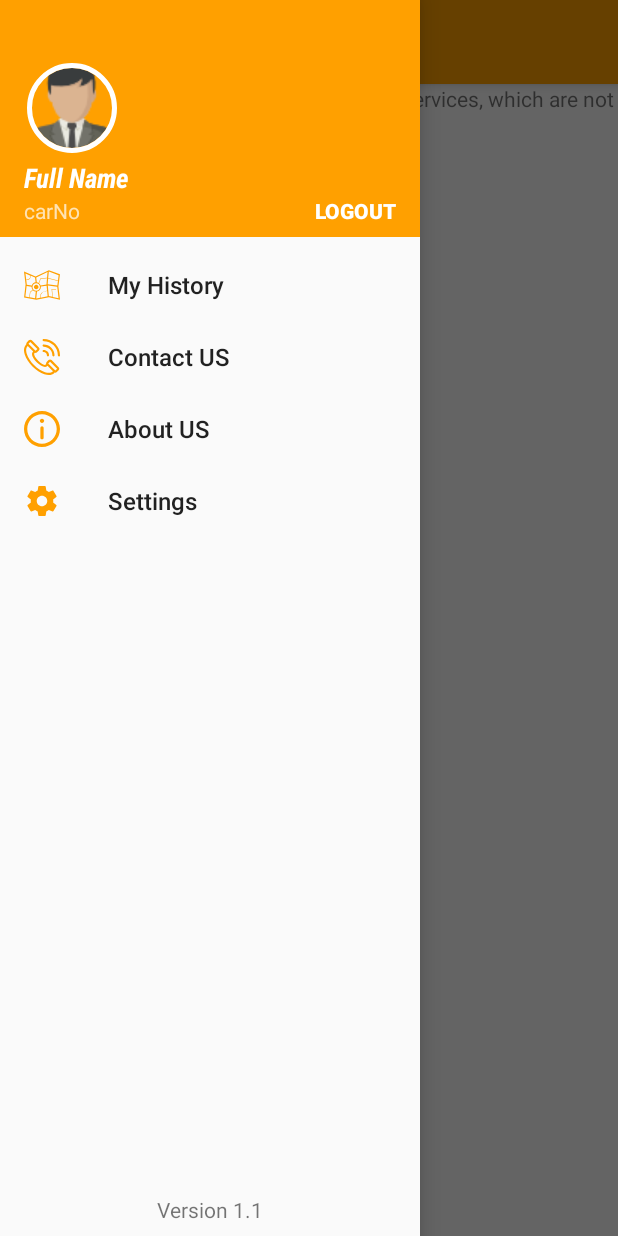
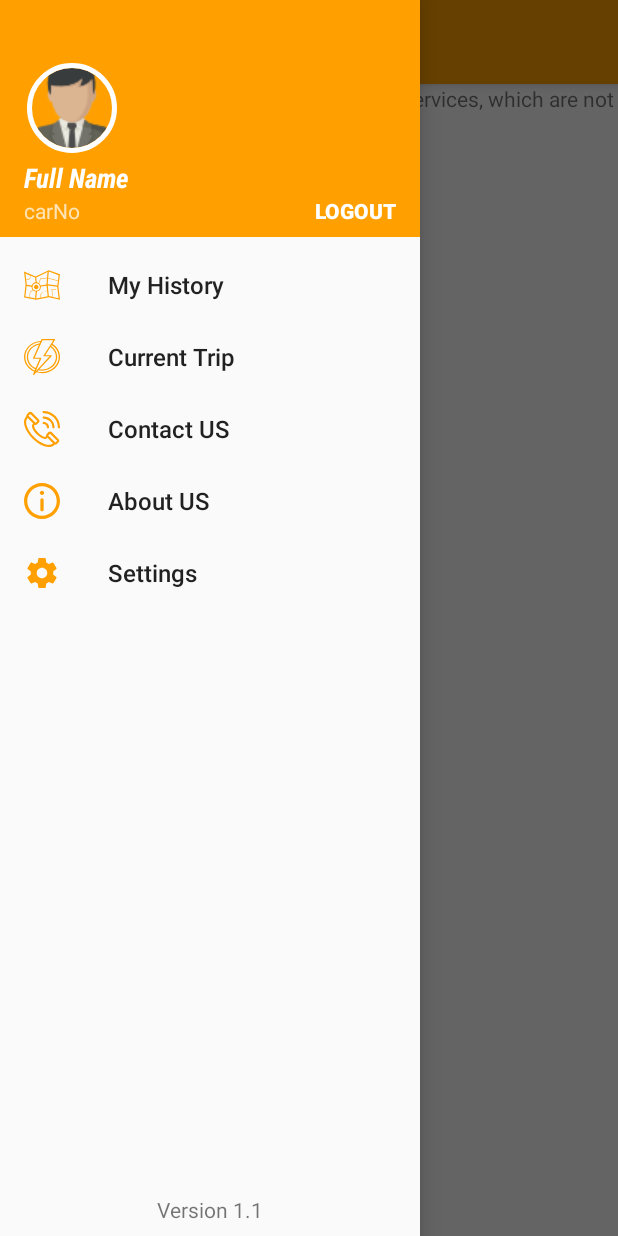
Before and after one commit to BisoDevil/AswanCabDriver, an Android app: the MapActivity screen opened directly, with no data from a screen before it, with the side drawer open, on a phone screen of 412 x 824 dp. Run offline under Robolectric (Android 15) with nearby library versions, the light colour scheme and no system bars; our stand-ins replace CircleImageView; libraries missing offline, so code that uses them is left out: com.androidquery; 2 statements that could not run were skipped.

Commit message:
On Play Store added current trip

```diff
--- a/app/build.gradle
+++ b/app/build.gradle
@@ -7,7 +7,7 @@ android {
         applicationId "com.globalapp.ucdriver"
         minSdkVersion 15
         targetSdkVersion 25
-        versionCode 1
+        versionCode 3
         versionName "1.0"
         vectorDrawables.useSupportLibrary = true
         testInstrumentationRunner "android.support.test.runner.AndroidJUnitRunner"
--- /dev/null
+++ b/app/src/main/res/drawable/ic_current.xml
@@ -0,0 +1,10 @@
+<vector android:height="24dp"
+    android:viewportHeight="800"
+    android:viewportWidth="717"
+    android:width="24dp"
+    xmlns:android="http://schemas.android.com/apk/res/android">
+    <path
+        android:fillColor="#000"
+        android:name="Shape 1"
+        android:pathData="m567.2 108.4 51.3 -89c2.3 -4 2.3 -9 -0 -13c-2.3 -4 -6.6 -6.5 -11.2 -6.5h-248.8c-5.3 0 -10.1 3.2 -12 8.1l-13.7 34.3c-187.1 13.3 -332.8 169.1 -332.8 357.6c0 138.3 79.3 263.7 203.3 323.3l-22.7 59.1c-2.3 5.9 0.1 12.6 5.5 15.8c2.1 1.2 4.3 1.8 6.6 1.8c3.7 0 7.4 -1.6 10 -4.7l45.2 -54.2c35.6 11.6 72.9 17.4 110.7 17.4c197.7 0 358.5 -160.8 358.5 -358.5c0 -115.9 -55.8 -224.2 -149.8 -291.6zm-17.2 258.4c-2.1 -4.6 -6.7 -7.5 -11.7 -7.5h-115.8l103.9 -180.1c68.7 52.4 109.5 134 109.5 220.8c0 152.9 -124.4 277.3 -277.3 277.3c-18 0 -35.8 -1.7 -53.3 -5.1l242.9 -291.5c3.2 -3.9 3.9 -9.2 1.8 -13.8zm-182.6 -340.9h217.6l-196.1 340c-2.3 4 -2.3 9 0 13c2.3 4 6.6 6.5 11.2 6.5h110.6l-276.4 331.7c-0 -0.5 -0 -1 -0.1 -1.4l109 -283.3c1.5 -4 1 -8.5 -1.4 -12c-2.4 -3.5 -6.4 -5.6 -10.7 -5.6h-119.1l155.5 -388.8zm-185.4 409c2.4 3.6 6.4 5.7 10.7 5.7h119.4l-79.4 206.5c-92.4 -47.2 -151.4 -142.8 -151.4 -247.1c0 -66.6 23.9 -130.9 67.4 -181.2c39.1 -45.2 91.6 -76.6 149.4 -89.5l-117.4 293.5c-1.6 4 -1.1 8.5 1.3 12.1zm-156 -34.9c0 -170.6 128.6 -312.4 296.1 -330.6l-12.5 31.3c-69.9 11.4 -133.9 47.2 -180.4 101.1c-47.5 55 -73.7 125.4 -73.7 198.2c0 115 65.5 220.3 167.9 271.5l-10.6 27.5c-113.9 -55.6 -186.7 -171.4 -186.7 -299zm332.6 332.6c-31.6 0 -62.7 -4.4 -92.7 -13.1l20.7 -24.9c23.4 5.7 47.6 8.6 72 8.6c167.2 0 303.2 -136 303.2 -303.2c0 -95.9 -45.6 -186.2 -122.3 -243.4l14.8 -25.6c86 62.6 136.9 162.3 136.9 269c0 183.4 -149.2 332.6 -332.6 332.6z" />
+</vector>
--- a/app/src/main/res/menu/activity_map_drawer.xml
+++ b/app/src/main/res/menu/activity_map_drawer.xml
@@ -6,6 +6,10 @@
             android:id="@+id/nav_MyTrip"
             android:icon="@drawable/ic_my_trips"
             android:title="@string/my_history" />
+        <item
+            android:id="@+id/nav_current"
+            android:icon="@drawable/ic_current"
+            android:title="@string/current" />
         <item
             android:id="@+id/nav_ContactUS"
             android:icon="@drawable/ic_phone_call"
--- a/app/src/main/res/values/strings.xml
+++ b/app/src/main/res/values/strings.xml
@@ -43,4 +43,5 @@
     <string name="restart">Please restart the App </string>
     <string name="english">English</string>
     <string name="user_around">The is no User available around</string>
+    <string name="current">Current Trip</string>
 </resources>
--- a/build.gradle
+++ b/build.gradle
@@ -5,7 +5,7 @@ buildscript {
         jcenter()
     }
     dependencies {
-        classpath 'com.android.tools.build:gradle:2.3.2'
+        classpath 'com.android.tools.build:gradle:2.3.3'
 
         // NOTE: Do not place your application dependencies here; they belong
         // in the individual module build.gradle files
```
Also changed, not shown: app/src/main/java/com/globalapp/aswandriver/MapActivity.java (+14 -2 lines), 1 other file.
